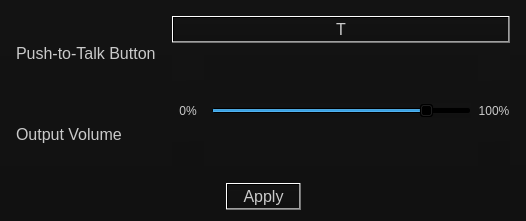
Old version of the form View/SettingsWindow/settingswindow.ui in the repository Flone-dnb/Silent.
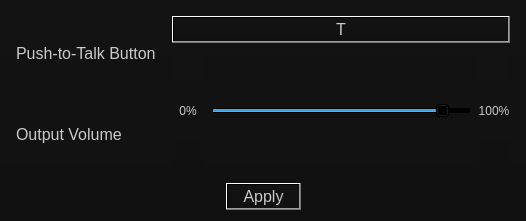
New version of the form.

Diff of the .ui file:
```diff
--- a/View/SettingsWindow/settingswindow.ui
+++ b/View/SettingsWindow/settingswindow.ui
@@ -144,7 +144,7 @@
              <number>5</number>
             </property>
             <property name="value">
-             <number>55535</number>
+             <number>60000</number>
             </property>
             <property name="orientation">
              <enum>Qt::Horizontal</enum>
```
